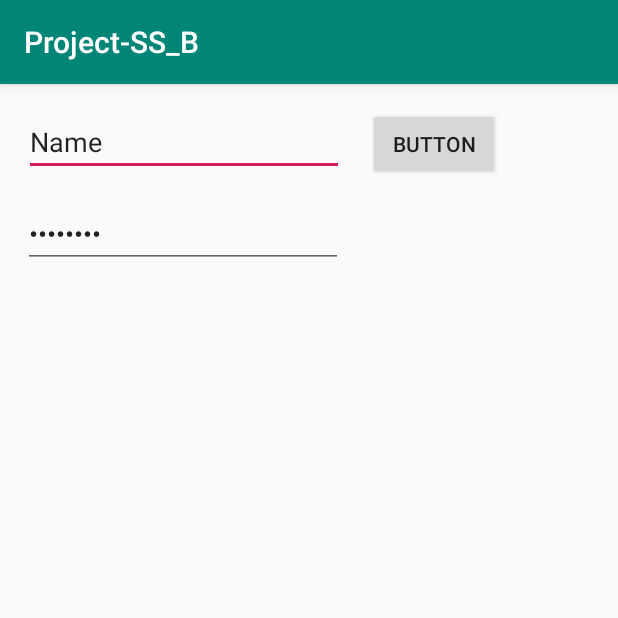
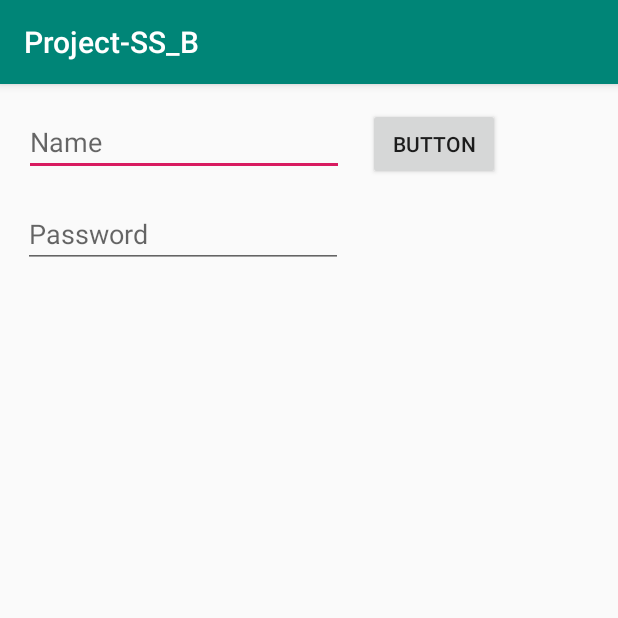
Before and after one commit to rick2909/Project-SS_B, an Android app: the screen it shows after launch (MainActivity), on a phone screen of 412 x 824 dp, the top half of it. Run offline under Robolectric (Android 15) with nearby library versions, the phone set to English and light mode, and no system bars; our stand-ins replace Volley.

Commit message:
Changed inputfield text to hint

```diff
--- a/app/src/main/res/layout/activity_main.xml
+++ b/app/src/main/res/layout/activity_main.xml
@@ -11,11 +11,10 @@
         android:layout_width="wrap_content"
         android:layout_height="wrap_content"
         android:layout_marginStart="16dp"
-        android:layout_marginLeft="16dp"
         android:layout_marginTop="16dp"
         android:ems="10"
+        android:hint="Name"
         android:inputType="textPersonName"
-        android:text="Name"
         app:layout_constraintStart_toStartOf="parent"
         app:layout_constraintTop_toTopOf="parent" />
 
@@ -34,11 +33,10 @@
         android:layout_width="wrap_content"
         android:layout_height="wrap_content"
         android:layout_marginStart="15dp"
-        android:layout_marginLeft="15dp"
         android:layout_marginTop="16dp"
         android:ems="10"
+        android:hint="Password"
         android:inputType="textPassword"
-        android:text="password"
         app:layout_constraintStart_toStartOf="parent"
         app:layout_constraintTop_toBottomOf="@+id/username" />
 
```
